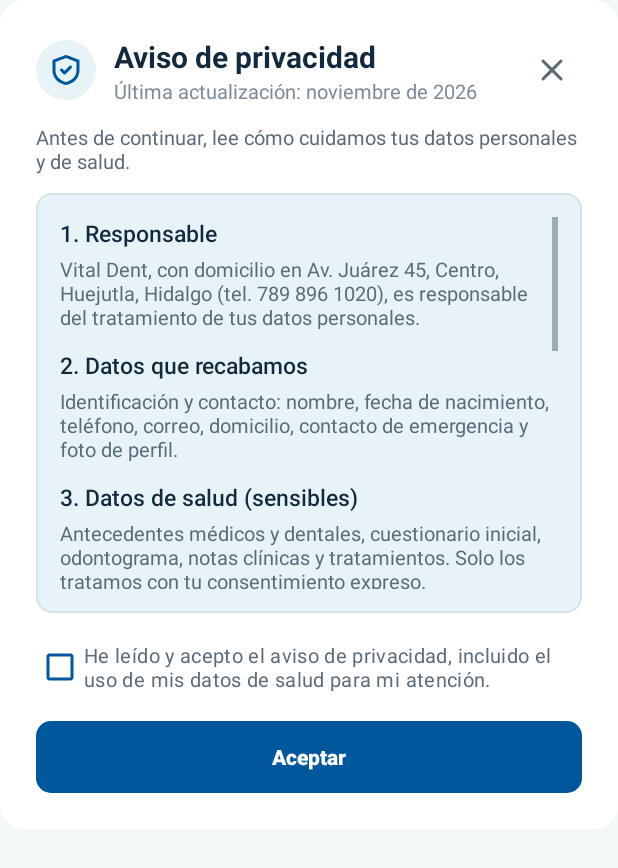
After one commit to Yahir-07/PRY_Vital_Dent_Movil, an Android app: the layout dialogo_aviso_privacidad.xml on its own in the app's theme, with its tools: preview values and no code run, on a phone screen of 412 x 824 dp. The commit adds this screen. Shown: the top 868 px of the screen. Run offline under Robolectric (Android 15) with nearby library versions, the phone set to English and light mode, and no system bars.

Commit message:
burbuja de privacidad

```diff
--- a/app/src/main/AndroidManifest.xml
+++ b/app/src/main/AndroidManifest.xml
@@ -115,7 +115,7 @@
 
         <!-- 10. Notificaciones Push (Firebase Cloud Messaging) -->
         <service
-            android:name=".Notificaciones.MyFirebaseMessagingService"
+            android:name=".Vista.MyFirebaseMessagingService"
             android:exported="false">
             <intent-filter>
                 <action android:name="com.google.firebase.MESSAGING_EVENT" />
--- /dev/null
+++ b/app/src/main/java/com/example/pry_vital_dent_movil/Modelo/clsAvisoPrivacidadModelo.kt
@@ -0,0 +1,32 @@
+package com.example.pry_vital_dent_movil.Modelo
+
+import android.content.Context
+import java.text.SimpleDateFormat
+import java.util.Date
+import java.util.Locale
+
+class clsAvisoPrivacidadModelo(contexto: Context) {
+
+    private val preferencias = contexto.getSharedPreferences(PREFERENCIAS, Context.MODE_PRIVATE)
+
+    fun GuardarAceptacion() {
+        val fecha = SimpleDateFormat("yyyy-MM-dd HH:mm", Locale.getDefault()).format(Date())
+        preferencias.edit()
+            .putBoolean(CLAVE_ACEPTADO, true)
+            .putString(CLAVE_VERSION, VERSION_AVISO)
+            .putString(CLAVE_FECHA, fecha)
+            .apply()
+    }
+
+    fun AvisoAceptado(): Boolean =
+        preferencias.getBoolean(CLAVE_ACEPTADO, false) &&
+            preferencias.getString(CLAVE_VERSION, "") == VERSION_AVISO
+
+    companion object {
+        const val VERSION_AVISO = "2026-11"
+        private const val PREFERENCIAS = "VitalDentPrivacidad"
+        private const val CLAVE_ACEPTADO = "aviso_aceptado"
+        private const val CLAVE_VERSION = "aviso_version"
+        private const val CLAVE_FECHA = "aviso_fecha"
+    }
+}
--- /dev/null
+++ b/app/src/main/java/com/example/pry_vital_dent_movil/Presentador/clsAvisoPrivacidadPresentador.kt
@@ -0,0 +1,25 @@
+package com.example.pry_vital_dent_movil.Presentador
+
+import android.content.Context
+import com.example.pry_vital_dent_movil.Modelo.clsAvisoPrivacidadModelo
+import com.example.pry_vital_dent_movil.Vista.clsAvisoPrivacidadVista
+
+class clsAvisoPrivacidadPresentador(private val vista: clsAvisoPrivacidadVista, contexto: Context) {
+
+    private val modelo = clsAvisoPrivacidadModelo(contexto)
+
+    // El botón Aceptar solo se habilita con la casilla de la burbuja marcada
+    fun CasillaCambiada(marcada: Boolean) {
+        vista.HabilitarAceptar(marcada)
+    }
+
+    fun ClickAceptar() {
+        modelo.GuardarAceptacion()
+        vista.Cerrar()
+        vista.NotificarAceptado()
+    }
+
+    fun ClickCerrar() {
+        vista.Cerrar()
+    }
+}
--- a/app/src/main/java/com/example/pry_vital_dent_movil/Notificaciones/MyFirebaseMessagingService.kt
+++ b/app/src/main/java/com/example/pry_vital_dent_movil/Vista/MyFirebaseMessagingService.kt
@@ -1,4 +1,4 @@
-package com.example.pry_vital_dent_movil.Notificaciones
+package com.example.pry_vital_dent_movil.Vista
 
 import android.Manifest
 import android.app.NotificationChannel
@@ -13,7 +13,6 @@ import androidx.core.app.NotificationCompat
 import androidx.core.app.NotificationManagerCompat
 import androidx.core.content.ContextCompat
 import com.example.pry_vital_dent_movil.R
-import com.example.pry_vital_dent_movil.Vista.MainActivity
 import com.google.firebase.messaging.FirebaseMessagingService
 import com.google.firebase.messaging.RemoteMessage
 import com.example.pry_vital_dent_movil.Modelo.clsNotificacionesModelo
--- /dev/null
+++ b/app/src/main/java/com/example/pry_vital_dent_movil/Vista/clsAvisoPrivacidadVista.kt
@@ -0,0 +1,72 @@
+package com.example.pry_vital_dent_movil.Vista
+
+import android.graphics.Color
+import android.graphics.drawable.ColorDrawable
+import android.widget.CheckBox
+import android.widget.ImageButton
+import androidx.appcompat.app.AlertDialog
+import androidx.appcompat.app.AppCompatActivity
+import com.google.android.material.button.MaterialButton
+import com.google.android.material.checkbox.MaterialCheckBox
+import com.google.android.material.dialog.MaterialAlertDialogBuilder
+import com.example.pry_vital_dent_movil.R
+import com.example.pry_vital_dent_movil.Presentador.clsAvisoPrivacidadPresentador
+
+
+class clsAvisoPrivacidadVista(
+    private val actividad: AppCompatActivity,
+    private val alAceptar: () -> Unit
+) {
+
+    private val presentador = clsAvisoPrivacidadPresentador(this, actividad)
+    private var dialogo: AlertDialog? = null
+    private var btnAceptar: MaterialButton? = null
+
+    fun Mostrar() {
+        if (dialogo?.isShowing == true) return
+
+        val vista = actividad.layoutInflater.inflate(R.layout.dialogo_aviso_privacidad, null)
+        val cbAcepto = vista.findViewById<MaterialCheckBox>(R.id.cbAceptoAvisoBurbuja)
+        val btnCerrar = vista.findViewById<ImageButton>(R.id.btnCerrarAvisoPrivacidad)
+        btnAceptar = vista.findViewById(R.id.btnAceptarAvisoPrivacidad)
+
+        cbAcepto.setOnCheckedChangeListener { _, marcada -> presentador.CasillaCambiada(marcada) }
+        btnAceptar?.setOnClickListener { presentador.ClickAceptar() }
+        btnCerrar.setOnClickListener { presentador.ClickCerrar() }
+
+        dialogo = MaterialAlertDialogBuilder(actividad)
+            .setView(vista)
+            .create()
+            .apply {
+                window?.setBackgroundDrawable(ColorDrawable(Color.TRANSPARENT))
+                show()
+            }
+
+        HabilitarAceptar(false)
+    }
+
+    fun HabilitarAceptar(habilitar: Boolean) {
+        btnAceptar?.isEnabled = habilitar
+        btnAceptar?.alpha = if (habilitar) 1f else 0.5f
+    }
+
+    fun Cerrar() {
+        dialogo?.dismiss()
+        dialogo = null
+    }
+
+    fun NotificarAceptado() {
+        alAceptar()
+    }
+}
+
+fun CheckBox.conectarAvisoPrivacidad(actividad: AppCompatActivity) {
+    val burbuja = clsAvisoPrivacidadVista(actividad) { isChecked = true }
+
+    setOnClickListener {
+        if (isChecked) {
+            isChecked = false
+            burbuja.Mostrar()
+        }
+    }
+}
--- a/app/src/main/java/com/example/pry_vital_dent_movil/Vista/clsCuestionario3Vista.kt
+++ b/app/src/main/java/com/example/pry_vital_dent_movil/Vista/clsCuestionario3Vista.kt
@@ -33,6 +33,7 @@ class clsCuestionario3Vista : AppCompatActivity() {
         etTelefonoContacto = findViewById(R.id.etTelefonoContacto)
         etTelefonoAlterno = findViewById(R.id.etTelefonoAlterno)
         cbAvisoPrivacidad = findViewById(R.id.cbAvisoPrivacidad)
+        cbAvisoPrivacidad.conectarAvisoPrivacidad(this) // abre la burbuja del aviso de privacidad
         btnAtras = findViewById(R.id.btnAtras)
         btnContinuar = findViewById(R.id.btnContinuar)
 
--- a/app/src/main/java/com/example/pry_vital_dent_movil/Vista/clsInicioVista.kt
+++ b/app/src/main/java/com/example/pry_vital_dent_movil/Vista/clsInicioVista.kt
@@ -14,7 +14,6 @@ import android.content.pm.PackageManager
 import android.os.Build
 import androidx.activity.result.contract.ActivityResultContracts
 import androidx.core.content.ContextCompat
-import com.example.pry_vital_dent_movil.Notificaciones.MyFirebaseMessagingService
 
 class clsInicioVista : AppCompatActivity() {
 
--- a/app/src/main/java/com/example/pry_vital_dent_movil/Vista/clsRegistroVista.kt
+++ b/app/src/main/java/com/example/pry_vital_dent_movil/Vista/clsRegistroVista.kt
@@ -36,6 +36,7 @@ class clsRegistroVista : AppCompatActivity() {
         etContrasena = findViewById(R.id.etContrasena)
         etConfirmarContrasena = findViewById(R.id.etConfirmarContrasena)
         cbAvisoPrivacidad = findViewById(R.id.cbAvisoPrivacidad)
+        cbAvisoPrivacidad.conectarAvisoPrivacidad(this) // abre la burbuja del aviso de privacidad
         btnCrearCuenta = findViewById(R.id.btnCrearCuenta)
         btnIrIniciarSesion = findViewById(R.id.btnIrIniciarSesion)
 
@@ -90,7 +91,7 @@ class clsRegistroVista : AppCompatActivity() {
     }
 
     fun IrAlLogin() {
-        val intent = Intent(this, clsLoginVista::class.java) // Pantalla 03 (Iniciar sesión)
+        val intent = Intent(this, clsLoginVista::class.java)
         startActivity(intent)
         finish()
     }
--- /dev/null
+++ b/app/src/main/res/layout/dialogo_aviso_privacidad.xml
@@ -0,0 +1,229 @@
+<?xml version="1.0" encoding="utf-8"?>
+<!-- Burbuja del aviso de privacidad (vista de MaterialAlertDialogBuilder.setView).
+     Se abre al tocar la casilla "Acepto el aviso de privacidad" en Crear cuenta y en Contacto de emergencia.
+     El botón Aceptar se habilita hasta que el paciente marca la casilla de la burbuja. -->
+<LinearLayout xmlns:android="http://schemas.android.com/apk/res/android"
+    xmlns:app="http://schemas.android.com/apk/res-auto"
+    android:layout_width="match_parent"
+    android:layout_height="wrap_content"
+    android:background="@drawable/bg_hoja"
+    android:orientation="vertical"
+    android:padding="@dimen/vd_espacio_xl">
+
+    <LinearLayout
+        android:layout_width="match_parent"
+        android:layout_height="wrap_content"
+        android:gravity="center_vertical"
+        android:orientation="horizontal">
+
+        <ImageView
+            android:layout_width="@dimen/vd_icono_l"
+            android:layout_height="@dimen/vd_icono_l"
+            android:background="@drawable/bg_icono_circulo"
+            android:contentDescription="@null"
+            android:padding="@dimen/vd_espacio_s"
+            android:src="@drawable/ic_escudo"
+            android:tint="@color/vd_primario" />
+
+        <LinearLayout
+            android:layout_width="0dp"
+            android:layout_height="wrap_content"
+            android:layout_marginStart="@dimen/vd_espacio_m"
+            android:layout_weight="1"
+            android:orientation="vertical">
+
+            <TextView
+                style="@style/VitalDent.Texto.Titulo"
+                android:layout_width="wrap_content"
+                android:layout_height="wrap_content"
+                android:text="@string/privacidad_titulo" />
+
+            <TextView
+                style="@style/VitalDent.Texto.Caption"
+                android:layout_width="wrap_content"
+                android:layout_height="wrap_content"
+                android:text="@string/privacidad_actualizacion" />
+        </LinearLayout>
+
+        <ImageButton
+            android:id="@+id/btnCerrarAvisoPrivacidad"
+            android:layout_width="@dimen/vd_icono_l"
+            android:layout_height="@dimen/vd_icono_l"
+            android:background="?attr/selectableItemBackgroundBorderless"
+            android:contentDescription="@string/privacidad_cerrar"
+            android:src="@drawable/ic_cerrar"
+            android:tint="@color/vd_texto_secundario" />
+    </LinearLayout>
+
+    <TextView
+        style="@style/VitalDent.Texto.Secundario"
+        android:layout_width="match_parent"
+        android:layout_height="wrap_content"
+        android:layout_marginTop="@dimen/vd_espacio_m"
+        android:text="@string/privacidad_resumen" />
+
+    <!-- Texto del aviso con desplazamiento: la burbuja no crece más que esta altura -->
+    <androidx.core.widget.NestedScrollView
+        android:id="@+id/svAvisoPrivacidad"
+        android:layout_width="match_parent"
+        android:layout_height="@dimen/vd_alto_aviso_privacidad"
+        android:layout_marginTop="@dimen/vd_espacio_m"
+        android:background="@drawable/bg_aviso"
+        android:fadeScrollbars="false"
+        android:padding="@dimen/vd_espacio_l"
+        android:scrollbars="vertical">
+
+        <LinearLayout
+            android:layout_width="match_parent"
+            android:layout_height="wrap_content"
+            android:orientation="vertical">
+
+            <TextView
+                style="@style/VitalDent.Texto.Seccion"
+                android:layout_width="match_parent"
+                android:layout_height="wrap_content"
+                android:layout_marginTop="0dp"
+                android:text="@string/privacidad_1_titulo" />
+
+            <TextView
+                style="@style/VitalDent.Texto.Secundario"
+                android:layout_width="match_parent"
+                android:layout_height="wrap_content"
+                android:layout_marginTop="@dimen/vd_espacio_xs"
+                android:text="@string/privacidad_1_texto" />
+
+            <TextView
+                style="@style/VitalDent.Texto.Seccion"
+                android:layout_width="match_parent"
+                android:layout_height="wrap_content"
+                android:layout_marginTop="@dimen/vd_espacio_m"
+                android:text="@string/privacidad_2_titulo" />
+
+            <TextView
+                style="@style/VitalDent.Texto.Secundario"
+                android:layout_width="match_parent"
+                android:layout_height="wrap_content"
+                android:layout_marginTop="@dimen/vd_espacio_xs"
+                android:text="@string/privacidad_2_texto" />
+
+            <TextView
+                style="@style/VitalDent.Texto.Seccion"
+                android:layout_width="match_parent"
+                android:layout_height="wrap_content"
+                android:layout_marginTop="@dimen/vd_espacio_m"
+                android:text="@string/privacidad_3_titulo" />
+
+            <TextView
+                style="@style/VitalDent.Texto.Secundario"
+                android:layout_width="match_parent"
+                android:layout_height="wrap_content"
+                android:layout_marginTop="@dimen/vd_espacio_xs"
+                android:text="@string/privacidad_3_texto" />
+
+            <TextView
+                style="@style/VitalDent.Texto.Seccion"
+                android:layout_width="match_parent"
+                android:layout_height="wrap_content"
+                android:layout_marginTop="@dimen/vd_espacio_m"
+                android:text="@string/privacidad_4_titulo" />
+
+            <TextView
+                style="@style/VitalDent.Texto.Secundario"
+                android:layout_width="match_parent"
+                android:layout_height="wrap_content"
+                android:layout_marginTop="@dimen/vd_espacio_xs"
+                android:text="@string/privacidad_4_texto" />
+
+            <TextView
+                style="@style/VitalDent.Texto.Seccion"
+                android:layout_width="match_parent"
+                android:layout_height="wrap_content"
+                android:layout_marginTop="@dimen/vd_espacio_m"
+                android:text="@string/privacidad_5_titulo" />
+
+            <TextView
+                style="@style/VitalDent.Texto.Secundario"
+                android:layout_width="match_parent"
+                android:layout_height="wrap_content"
+                android:layout_marginTop="@dimen/vd_espacio_xs"
+                android:text="@string/privacidad_5_texto" />
+
+            <TextView
+                style="@style/VitalDent.Texto.Seccion"
+                android:layout_width="match_parent"
+                android:layout_height="wrap_content"
+                android:layout_marginTop="@dimen/vd_espacio_m"
+                android:text="@string/privacidad_6_titulo" />
+
+            <TextView
+                style="@style/VitalDent.Texto.Secundario"
+                android:layout_width="match_parent"
+                android:layout_height="wrap_content"
+                android:layout_marginTop="@dimen/vd_espacio_xs"
+                android:text="@string/privacidad_6_texto" />
+
+            <TextView
+                style="@style/VitalDent.Texto.Seccion"
+                android:layout_width="match_parent"
+                android:layout_height="wrap_content"
+                android:layout_marginTop="@dimen/vd_espacio_m"
+                android:text="@string/privacidad_7_titulo" />
+
+            <TextView
+                style="@style/VitalDent.Texto.Secundario"
+                android:layout_width="match_parent"
+                android:layout_height="wrap_content"
+                android:layout_marginTop="@dimen/vd_espacio_xs"
+                android:text="@string/privacidad_7_texto" />
+
+            <TextView
+                style="@style/VitalDent.Texto.Seccion"
+                android:layout_width="match_parent"
+                android:layout_height="wrap_content"
+                android:layout_marginTop="@dimen/vd_espacio_m"
+                android:text="@string/privacidad_8_titulo" />
+
+            <TextView
+                style="@style/VitalDent.Texto.Secundario"
+                android:layout_width="match_parent"
+                android:layout_height="wrap_content"
+                android:layout_marginTop="@dimen/vd_espacio_xs"
+                android:text="@string/privacidad_8_texto" />
+
+            <TextView
+                style="@style/VitalDent.Texto.Seccion"
+                android:layout_width="match_parent"
+                android:layout_height="wrap_content"
+                android:layout_marginTop="@dimen/vd_espacio_m"
+                android:text="@string/privacidad_9_titulo" />
+
+            <TextView
+                style="@style/VitalDent.Texto.Secundario"
+                android:layout_width="match_parent"
+                android:layout_height="wrap_content"
+                android:layout_marginTop="@dimen/vd_espacio_xs"
+                android:text="@string/privacidad_9_texto" />
+        </LinearLayout>
+    </androidx.core.widget.NestedScrollView>
+
+    <com.google.android.material.checkbox.MaterialCheckBox
+        android:id="@+id/cbAceptoAvisoBurbuja"
+        style="@style/Widget.Material3.CompoundButton.CheckBox"
+        android:layout_width="match_parent"
+        android:layout_height="wrap_content"
+        android:layout_marginTop="@dimen/vd_espacio_m"
+        android:text="@string/privacidad_casilla"
+        android:textColor="@color/vd_texto_secundario"
+        android:textSize="@dimen/vd_texto_etiqueta"
+        app:buttonTint="@color/vd_primario" />
+
+    <com.google.android.material.button.MaterialButton
+        android:id="@+id/btnAceptarAvisoPrivacidad"
+        style="@style/VitalDent.Boton.Primario"
+        android:layout_width="match_parent"
+        android:layout_height="wrap_content"
+        android:layout_marginTop="@dimen/vd_espacio_m"
+        android:enabled="false"
+        android:text="@string/privacidad_aceptar" />
+
+</LinearLayout>
--- a/app/src/main/res/values/dimens.xml
+++ b/app/src/main/res/values/dimens.xml
@@ -56,4 +56,7 @@
     <dimen name="vd_texto_pequeno">13sp</dimen>
     <dimen name="vd_texto_micro">12sp</dimen>
     <dimen name="vd_texto_avatar">22sp</dimen>
+
+    <!-- Alto del texto desplazable en la burbuja del aviso de privacidad -->
+    <dimen name="vd_alto_aviso_privacidad">280dp</dimen>
 </resources>
--- a/app/src/main/res/values/strings.xml
+++ b/app/src/main/res/values/strings.xml
@@ -74,7 +74,7 @@
     <string name="placeholder_motivo">Ej. limpieza, revisión, dolor de muela</string>
     <string name="placeholder_repite_contrasena">Repite la contraseña nueva</string>
     <string name="ayuda_contrasena">Mínimo 8 caracteres, una mayúscula y un número</string>
-    <string name="acepto_aviso_privacidad">Acepto el aviso de privacidad.</string>
+    <string name="acepto_aviso_privacidad">Acepto el <u>aviso de privacidad</u>.</string>
     <string name="separador_o">o</string>
 
     <string-array name="opciones_sexo">
--- /dev/null
+++ b/app/src/main/res/values/strings_privacidad.xml
@@ -0,0 +1,37 @@
+<?xml version="1.0" encoding="utf-8"?>
+<!-- Burbuja del aviso de privacidad (mismo contenido que la página web "Aviso de privacidad") -->
+<resources>
+    <string name="privacidad_titulo">Aviso de privacidad</string>
+    <string name="privacidad_actualizacion">Última actualización: noviembre de 2026</string>
+    <string name="privacidad_resumen">Antes de continuar, lee cómo cuidamos tus datos personales y de salud.</string>
+    <string name="privacidad_casilla">He leído y acepto el aviso de privacidad, incluido el uso de mis datos de salud para mi atención.</string>
+    <string name="privacidad_aceptar">Aceptar</string>
+    <string name="privacidad_cerrar">Cerrar aviso de privacidad</string>
+
+    <string name="privacidad_1_titulo">1. Responsable</string>
+    <string name="privacidad_1_texto">Vital Dent, con domicilio en Av. Juárez 45, Centro, Huejutla, Hidalgo (tel. 789 896 1020), es responsable del tratamiento de tus datos personales.</string>
+
+    <string name="privacidad_2_titulo">2. Datos que recabamos</string>
+    <string name="privacidad_2_texto">Identificación y contacto: nombre, fecha de nacimiento, teléfono, correo, domicilio, contacto de emergencia y foto de perfil.</string>
+
+    <string name="privacidad_3_titulo">3. Datos de salud (sensibles)</string>
+    <string name="privacidad_3_texto">Antecedentes médicos y dentales, cuestionario inicial, odontograma, notas clínicas y tratamientos. Solo los tratamos con tu consentimiento expreso.</string>
+
+    <string name="privacidad_4_titulo">4. Finalidades</string>
+    <string name="privacidad_4_texto">Primarias: crear tu expediente, agendar citas, dar seguimiento a tu tratamiento y emitir recibos. Secundarias: recordatorios y encuestas de satisfacción, a las que puedes negarte.</string>
+
+    <string name="privacidad_5_titulo">5. Transferencias</string>
+    <string name="privacidad_5_texto">No vendemos tus datos. Solo se comparten cuando la ley lo exige o con tu consentimiento.</string>
+
+    <string name="privacidad_6_titulo">6. Servicios externos</string>
+    <string name="privacidad_6_texto">Firebase envía las notificaciones de citas y pagos. Los pagos se hacen en Mercado Pago: Vital Dent no recibe ni guarda los datos de tu tarjeta. El botón Cómo llegar abre Google Maps.</string>
+
+    <string name="privacidad_7_titulo">7. Derechos ARCO</string>
+    <string name="privacidad_7_texto">Puedes solicitar acceso, rectificación, cancelación u oposición en recepción o por teléfono. Respondemos en un máximo de 20 días hábiles.</string>
+
+    <string name="privacidad_8_titulo">8. Seguridad</string>
+    <string name="privacidad_8_texto">Contraseñas cifradas, acceso por roles y resguardo del expediente clínico conforme a la NOM-004-SSA3-2012.</string>
+
+    <string name="privacidad_9_titulo">9. Cambios al aviso</string>
+    <string name="privacidad_9_texto">Publicaremos cualquier cambio en la app y en el sitio web con su fecha de actualización.</string>
+</resources>
```
